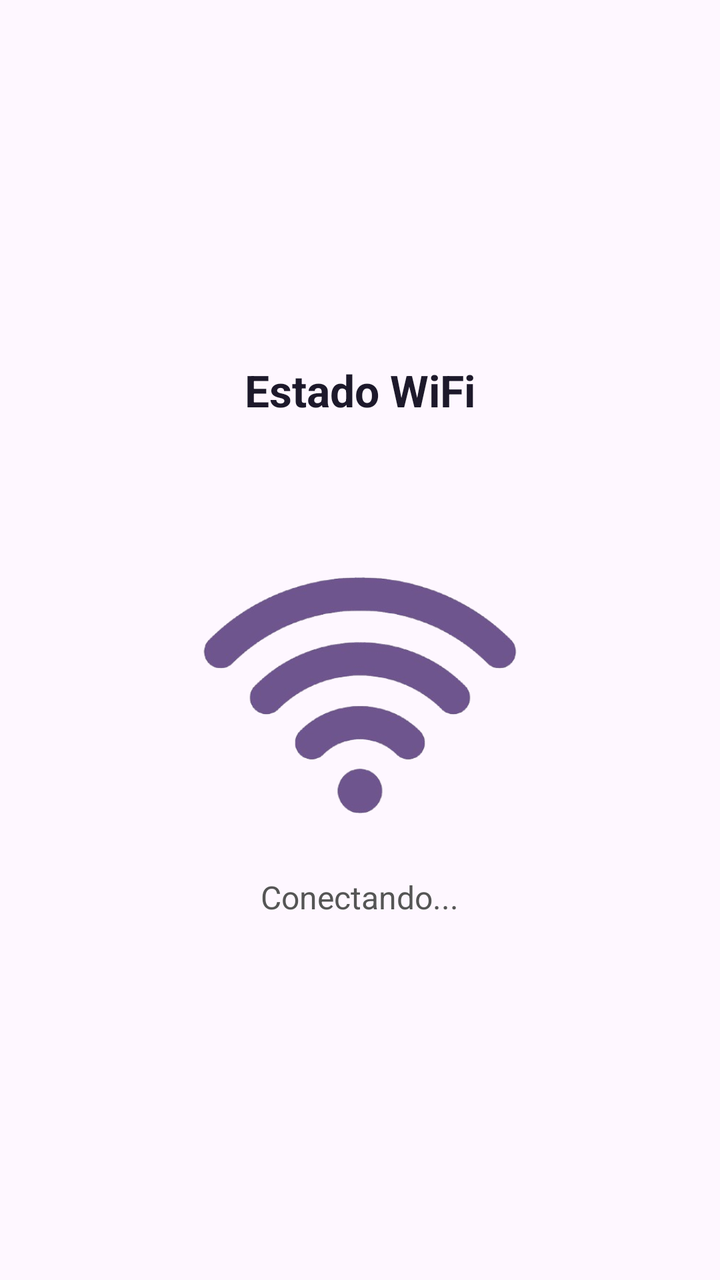
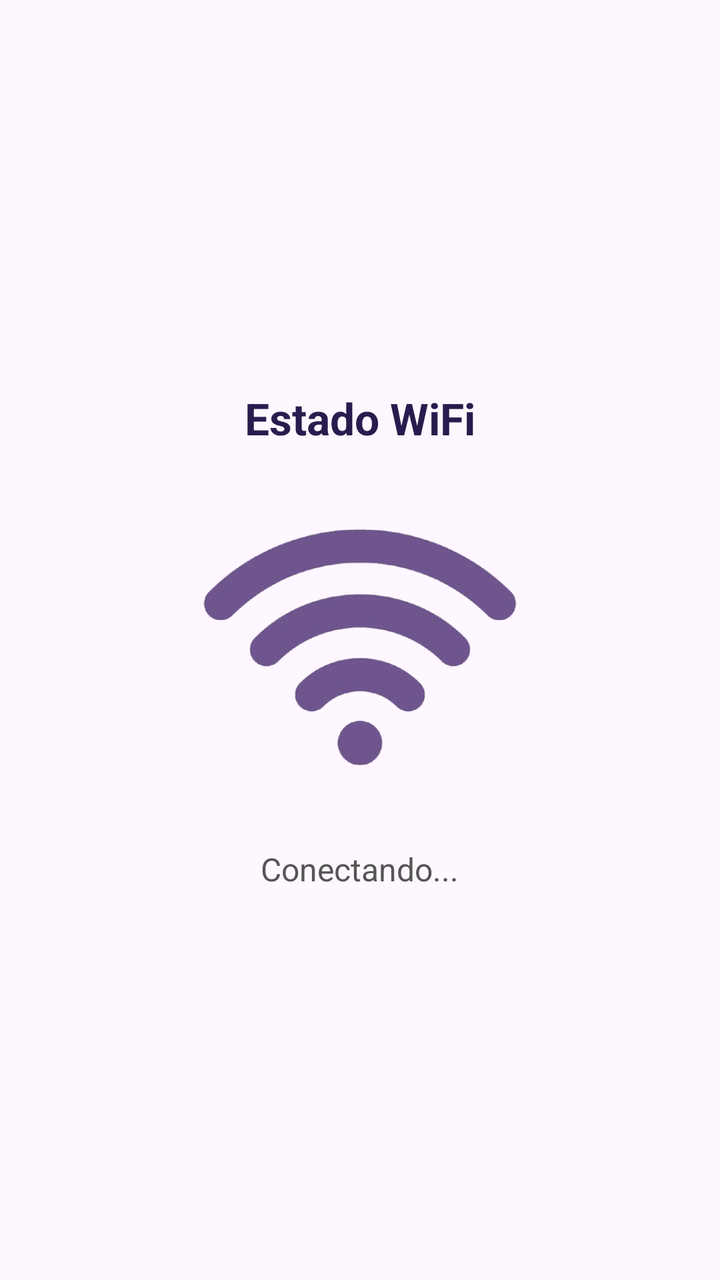

An Android layout rendered at two revisions. The XML below is the earlier revision; the diff shows what the commit changed to produce the second picture.
<!-- AndroidManifest.xml: application theme Theme.BikeLight -->
<!-- res/layout/fragment_estado_wifi.xml -->
<?xml version="1.0" encoding="utf-8"?>
<LinearLayout xmlns:android="http://schemas.android.com/apk/res/android"
    android:layout_width="match_parent"
    android:layout_height="match_parent"
    android:orientation="vertical"
    android:gravity="center"
    android:padding="24dp">

    <TextView
        android:layout_width="wrap_content"
        android:layout_height="wrap_content"
        android:text="Estado WiFi"
        android:textSize="22sp"
        android:textStyle="bold"
        android:textColor="@color/bikelight_text_dark"
        android:layout_marginBottom="48dp" />

    <ImageView
        android:id="@+id/ivWifiIcon"
        android:layout_width="180dp"
        android:layout_height="180dp"
        android:src="@drawable/wifi"
        android:contentDescription="Icono WiFi" />

    <TextView
        android:id="@+id/tvWifiStatusDetail"
        android:layout_width="wrap_content"
        android:layout_height="wrap_content"
        android:text="Conectando..."
        android:textSize="16sp"
        android:textColor="#555555" />
</LinearLayout>
<!-- resources referenced by this layout -->
<resources>
  <color name="bikelight_text_dark">#1D192B</color>
  <!-- drawable wifi: png bitmap (drawable, 73642 bytes) -->
  <style name="Theme.BikeLight" parent="Base.Theme.BikeLight" />
  <style name="Base.Theme.BikeLight" parent="Theme.Material3.DayNight.NoActionBar">
          
          
      </style>
</resources>

<!-- the commit's change to res/layout/fragment_estado_wifi.xml (unified diff, before → after) -->
@@ -12,8 +12,8 @@
         android:text="Estado WiFi"
         android:textSize="22sp"
         android:textStyle="bold"
-        android:textColor="@color/bikelight_text_dark"
-        android:layout_marginBottom="48dp" />
+        android:textColor="@color/bikelight_header"
+        android:layout_marginBottom="10dp" />
 
     <ImageView
         android:id="@+id/ivWifiIcon"
@@ -27,6 +27,7 @@
         android:layout_width="wrap_content"
         android:layout_height="wrap_content"
         android:text="Conectando..."
+        android:layout_marginTop="10dp"
         android:textSize="16sp"
         android:textColor="#555555" />
 </LinearLayout>
<!-- resource entries referenced after the edit -->
@@ -1,6 +1,6 @@
 <!-- resources referenced by this layout -->
 <resources>
-  <color name="bikelight_text_dark">#1D192B</color>
+  <color name="bikelight_header">#2A1B4E</color>
   <!-- drawable wifi: png bitmap (drawable, 73642 bytes) -->
   <style name="Theme.BikeLight" parent="Base.Theme.BikeLight" />
   <style name="Base.Theme.BikeLight" parent="Theme.Material3.DayNight.NoActionBar">
